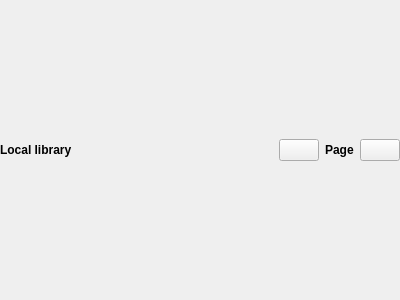
Above: locallibrarywidget.ui from Quill-OS/quill before the change. Below: the same form after it.
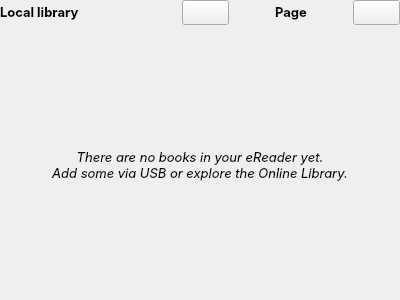
That is the form after the change. The open tabs and pages were chosen to show the change.

Commit message: Local library: Bugfixes

The edit to the form file:
```diff
--- a/locallibrarywidget.ui
+++ b/locallibrarywidget.ui
@@ -18,7 +18,10 @@
   </property>
   <property name="font">
    <font>
+    <family>Inter</family>
+    <pointsize>10</pointsize>
     <weight>75</weight>
+    <italic>false</italic>
     <bold>true</bold>
    </font>
   </property>
@@ -40,15 +43,44 @@
    </property>
    <item>
     <layout class="QGridLayout" name="gridLayout">
-     <item row="0" column="3">
+     <item row="0" column="1">
+      <spacer name="horizontalSpacer">
+       <property name="orientation">
+        <enum>Qt::Horizontal</enum>
+       </property>
+       <property name="sizeType">
+        <enum>QSizePolicy::MinimumExpanding</enum>
+       </property>
+       <property name="sizeHint" stdset="0">
+        <size>
+         <width>40</width>
+         <height>20</height>
+        </size>
+       </property>
+      </spacer>
+     </item>
+     <item row="0" column="4">
       <widget class="QLabel" name="pageNumberLabel">
        <property name="text">
         <string>Page</string>
        </property>
       </widget>
      </item>
+     <item row="0" column="6">
+      <widget class="QPushButton" name="nextPageBtn">
+       <property name="text">
+        <string/>
+       </property>
+      </widget>
+     </item>
      <item row="0" column="0">
       <widget class="QLabel" name="localLibraryLabel">
+       <property name="sizePolicy">
+        <sizepolicy hsizetype="Preferred" vsizetype="Preferred">
+         <horstretch>0</horstretch>
+         <verstretch>0</verstretch>
+        </sizepolicy>
+       </property>
        <property name="text">
         <string>&lt;b&gt;Local library&lt;/b&gt;</string>
        </property>
@@ -61,11 +93,14 @@
        </property>
       </widget>
      </item>
-     <item row="0" column="1">
-      <spacer name="horizontalSpacer">
+     <item row="0" column="3">
+      <spacer name="horizontalSpacer_2">
        <property name="orientation">
         <enum>Qt::Horizontal</enum>
        </property>
+       <property name="sizeType">
+        <enum>QSizePolicy::Maximum</enum>
+       </property>
        <property name="sizeHint" stdset="0">
         <size>
          <width>40</width>
@@ -74,21 +109,96 @@
        </property>
       </spacer>
      </item>
-     <item row="0" column="4">
-      <widget class="QPushButton" name="nextPageBtn">
-       <property name="text">
-        <string/>
+     <item row="0" column="5">
+      <spacer name="horizontalSpacer_3">
+       <property name="orientation">
+        <enum>Qt::Horizontal</enum>
        </property>
-      </widget>
+       <property name="sizeType">
+        <enum>QSizePolicy::Maximum</enum>
+       </property>
+       <property name="sizeHint" stdset="0">
+        <size>
+         <width>40</width>
+         <height>20</height>
+        </size>
+       </property>
+      </spacer>
      </item>
     </layout>
    </item>
    <item>
-    <layout class="QVBoxLayout" name="booksVerticalLayout">
-     <property name="sizeConstraint">
-      <enum>QLayout::SetNoConstraint</enum>
+    <widget class="QStackedWidget" name="stackedWidget">
+     <property name="currentIndex">
+      <number>0</number>
      </property>
-    </layout>
+     <widget class="QWidget" name="page">
+      <layout class="QVBoxLayout" name="verticalLayout_2">
+       <property name="leftMargin">
+        <number>0</number>
+       </property>
+       <property name="topMargin">
+        <number>0</number>
+       </property>
+       <property name="rightMargin">
+        <number>0</number>
+       </property>
+       <property name="bottomMargin">
+        <number>0</number>
+       </property>
+       <item>
+        <layout class="QVBoxLayout" name="booksVerticalLayout">
+         <property name="sizeConstraint">
+          <enum>QLayout::SetNoConstraint</enum>
+         </property>
+        </layout>
+       </item>
+      </layout>
+     </widget>
+     <widget class="QWidget" name="page_2">
+      <layout class="QVBoxLayout" name="verticalLayout_3">
+       <property name="leftMargin">
+        <number>0</number>
+       </property>
+       <property name="topMargin">
+        <number>0</number>
+       </property>
+       <property name="rightMargin">
+        <number>0</number>
+       </property>
+       <property name="bottomMargin">
+        <number>0</number>
+       </property>
+       <item>
+        <layout class="QGridLayout" name="gridLayout_2">
+         <item row="0" column="0">
+          <widget class="QLabel" name="noBooksInLibraryLabel">
+           <property name="font">
+            <font>
+             <family>Chivo</family>
+             <pointsize>10</pointsize>
+             <weight>50</weight>
+             <italic>true</italic>
+             <bold>false</bold>
+            </font>
+           </property>
+           <property name="text">
+            <string>There are no books in your eReader yet.
+Add some via USB or explore the Online Library.</string>
+           </property>
+           <property name="alignment">
+            <set>Qt::AlignCenter</set>
+           </property>
+           <property name="wordWrap">
+            <bool>true</bool>
+           </property>
+          </widget>
+         </item>
+        </layout>
+       </item>
+      </layout>
+     </widget>
+    </widget>
    </item>
   </layout>
  </widget>
```
The commit also changes 14 other files.
